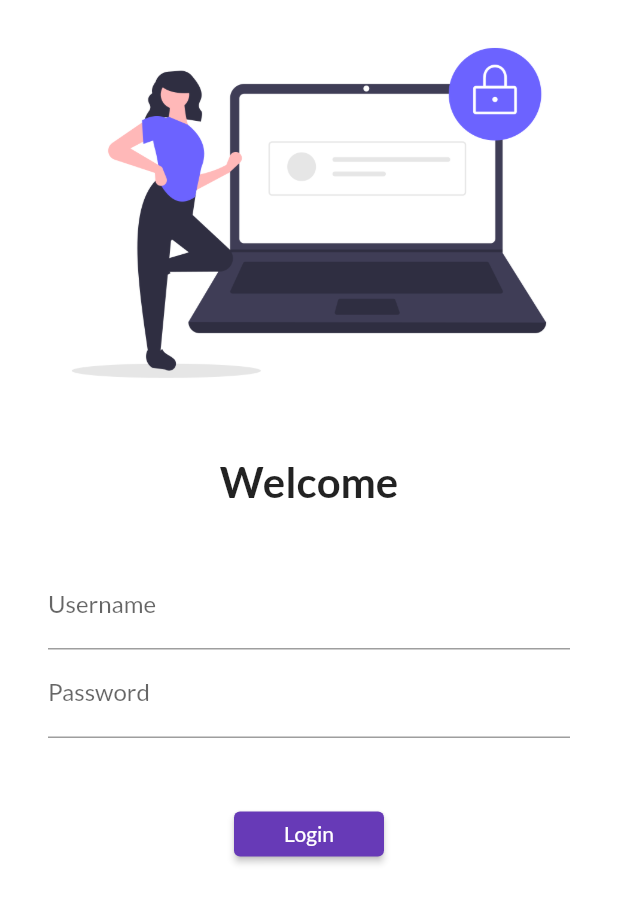
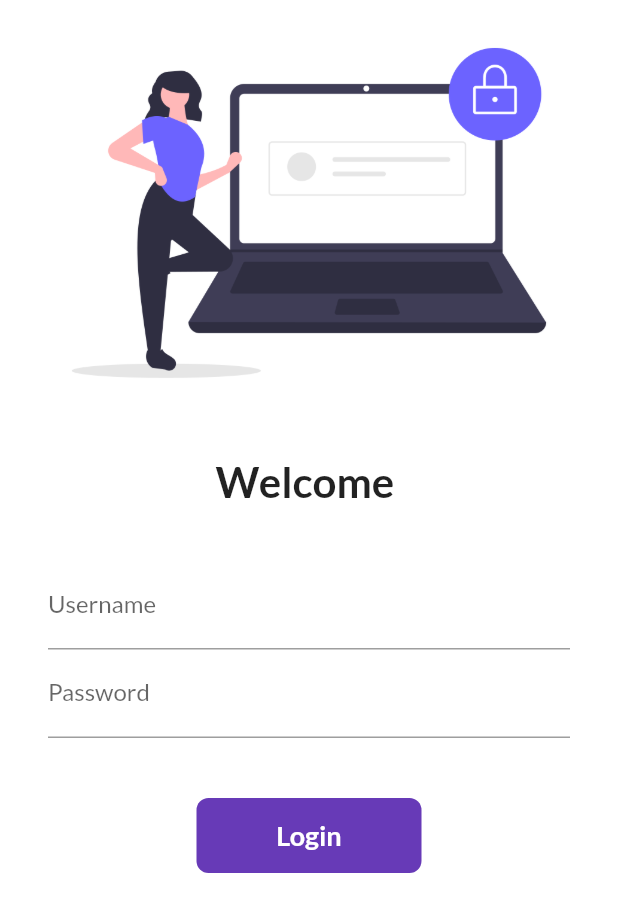
Before and after one commit to keshav00001/Learnflutter1, a Flutter app: the screen it shows after launch, on a phone screen of 412 x 824 dp. Shown: the top 912 px of the screen. Run offline on Flutter 3.47's test engine with Material 2 defaults, Android fonts, the phone set to English and light mode, and no system bars; our stand-ins replace google_fonts.

Commit message:
day6 commit

```diff
--- a/lib/pages/login_page.dart
+++ b/lib/pages/login_page.dart
@@ -1,7 +1,15 @@
 import 'package:flutter/material.dart';
 import 'package:myapp1/utils/routes.dart';
 
-class LoginPage extends StatelessWidget {
+class LoginPage extends StatefulWidget {
+  @override
+  _LoginPageState createState() => _LoginPageState();
+}
+
+class _LoginPageState extends State<LoginPage> {
+  String name = "";
+  bool changeButton = false;
+
   @override
   Widget build(BuildContext context) {
     return Material(
@@ -17,7 +25,7 @@ class LoginPage extends StatelessWidget {
                 height: 20.0,
               ),
               Text(
-                "Welcome",
+                "Welcome $name",
                 style: TextStyle(fontSize: 28, fontWeight: FontWeight.bold),
               ),
               SizedBox(
@@ -33,6 +41,10 @@ class LoginPage extends StatelessWidget {
                         hintText: "Enter username",
                         labelText: "Username",
                       ),
+                      onChanged: (value) {
+                        name = value;
+                        setState(() {});
+                      },
                     ),
                     TextFormField(
                       obscureText: true,
@@ -44,14 +56,48 @@ class LoginPage extends StatelessWidget {
                     SizedBox(
                       height: 40.0,
                     ),
-                    ElevatedButton(
-                      child: Text("Login"),
-                      style: TextButton.styleFrom(minimumSize: Size(100, 30)),
-                      onPressed: () {
+
+                    InkWell(
+                      onTap: () async {
+                        setState(() {
+                          changeButton = true;
+                        });
+                        await Future.delayed(Duration(seconds: 1));
                         Navigator.pushNamed(context, MyRoutes.homeRoute);
-                        print("Hi CodeZam");
                       },
-                    )
+                      child: AnimatedContainer(
+                        duration: Duration(seconds: 1),
+                        width: changeButton ? 50 : 150,
+                        height: 50,
+                        alignment: Alignment.center,
+                        child: changeButton
+                            ? Icon(
+                                Icons.done,
+                                color: Colors.white,
+                              )
+                            : Text(
+                                "Login",
+                                style: TextStyle(
+                                    color: Colors.white,
+                                    fontWeight: FontWeight.bold,
+                                    fontSize: 18),
+                              ),
+                        decoration: BoxDecoration(
+                          color: Colors.deepPurple,
+                          borderRadius:
+                              BorderRadius.circular(changeButton ? 50 : 8),
+                        ),
+                      ),
+                    ),
+
+                    // ElevatedButton(
+                    //   child: Text("Login"),
+                    //   style: TextButton.styleFrom(minimumSize: Size(100, 30)),
+                    //   onPressed: () {
+                    //     Navigator.pushNamed(context, MyRoutes.homeRoute);
+                    //     print("Hi CodeZam");
+                    //   },
+                    // )
                   ],
                 ),
               )
```
